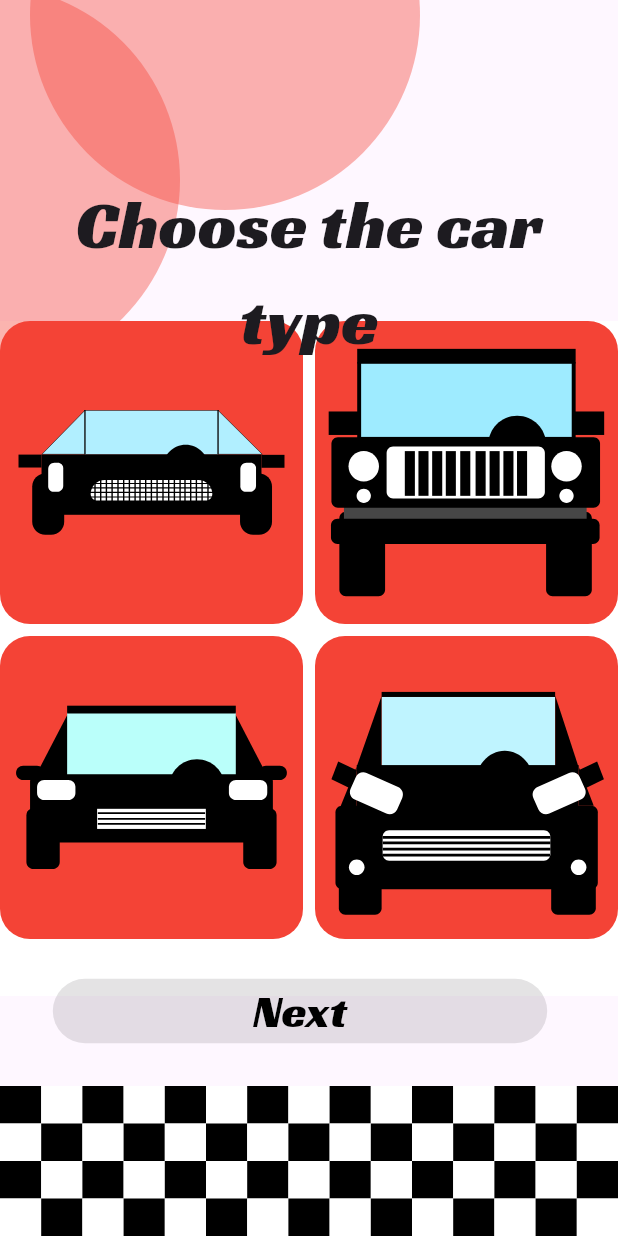
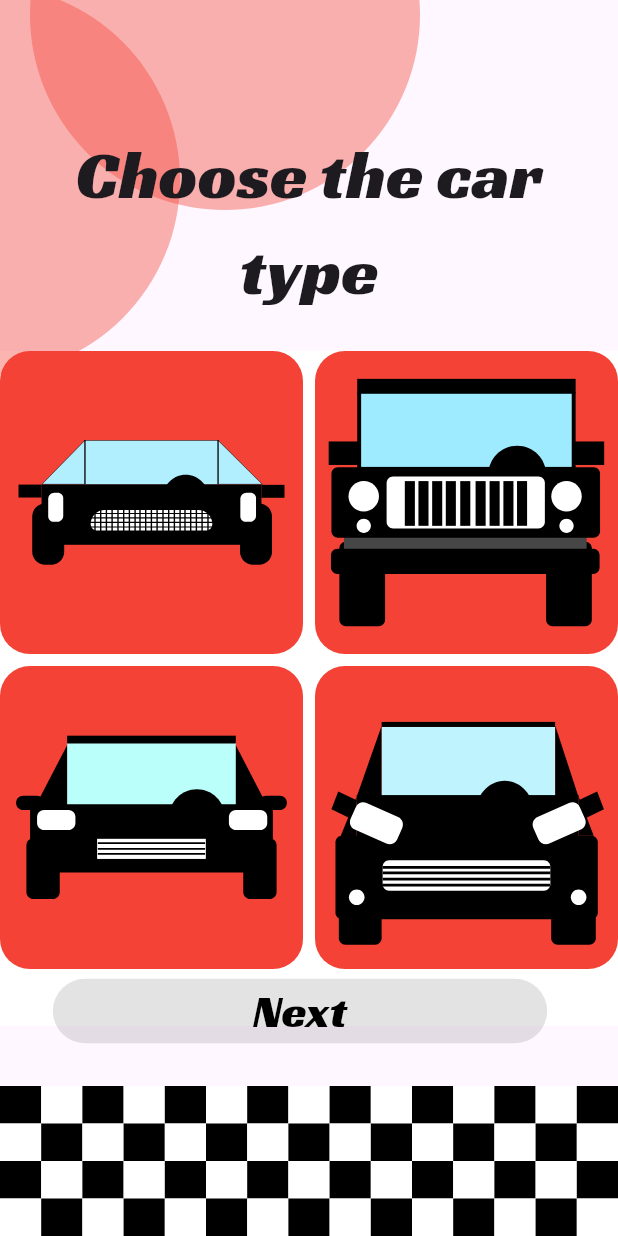
Before and after one commit to urbanKR/car-creator, a Flutter app: the CarTypeSelection screen opened directly, on a phone screen of 412 x 824 dp. Run offline on Flutter 3.47's test engine with Material 3 defaults, Android fonts, the phone set to English and light mode, and no system bars; our stand-ins replace flutter_svg.

Commit message:
Changes to the second screen

```diff
--- a/lib/pages/carTypeSelection.dart
+++ b/lib/pages/carTypeSelection.dart
@@ -28,7 +28,7 @@ class _CarTypeSelectionState extends State<CarTypeSelection> {
       body: Stack(
         children: [
           Positioned(
-            bottom: 160,
+            bottom: 140,
             child: Container(
               width: MediaQuery.of(context).size.width,
               height: 450,
@@ -126,7 +126,7 @@ class _CarTypeSelectionState extends State<CarTypeSelection> {
           Align(
             alignment: Alignment.center,
             child: FractionalTranslation(
-              translation: const Offset(0.0, -0.28),
+              translation: const Offset(0.0, -0.32),
               child: Column(
                 mainAxisAlignment: MainAxisAlignment.center,
                 children: [
```
